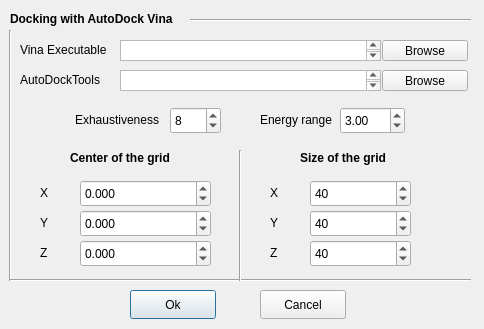
Above: GUI/dockVina/dockvinadialog.ui from IFMlab/ChemFlow before the change. Below: the same form after it.
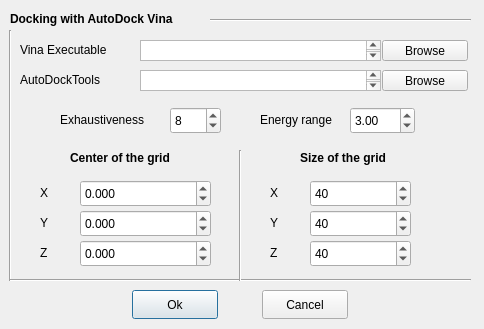
That is the form after the change.

Diff of the .ui file:
```diff
--- a/GUI/dockVina/dockvinadialog.ui
+++ b/GUI/dockVina/dockvinadialog.ui
@@ -16,9 +16,9 @@
   <widget class="Line" name="line">
    <property name="geometry">
     <rect>
-     <x>190</x>
+     <x>210</x>
      <y>10</y>
-     <width>281</width>
+     <width>261</width>
      <height>20</height>
     </rect>
    </property>
@@ -29,7 +29,7 @@
   <widget class="QPushButton" name="pushButton_ok">
    <property name="geometry">
     <rect>
-     <x>130</x>
+     <x>132</x>
      <y>290</y>
      <width>86</width>
      <height>29</height>
@@ -57,7 +57,7 @@
     <rect>
      <x>10</x>
      <y>10</y>
-     <width>181</width>
+     <width>201</width>
      <height>17</height>
     </rect>
    </property>
@@ -87,7 +87,7 @@
   <widget class="QPushButton" name="pushButton_cancel">
    <property name="geometry">
     <rect>
-     <x>260</x>
+     <x>262</x>
      <y>290</y>
      <width>86</width>
      <height>29</height>
@@ -115,7 +115,7 @@
     <rect>
      <x>20</x>
      <y>40</y>
-     <width>91</width>
+     <width>121</width>
      <height>20</height>
     </rect>
    </property>
@@ -126,9 +126,9 @@
   <widget class="QTextBrowser" name="textBrowser_vinaExec">
    <property name="geometry">
     <rect>
-     <x>120</x>
+     <x>140</x>
      <y>40</y>
-     <width>261</width>
+     <width>241</width>
      <height>21</height>
     </rect>
    </property>
@@ -291,7 +291,7 @@
     <rect>
      <x>20</x>
      <y>70</y>
-     <width>91</width>
+     <width>121</width>
      <height>20</height>
     </rect>
    </property>
@@ -318,9 +318,9 @@
   <widget class="QTextBrowser" name="textBrowser_adtFolder">
    <property name="geometry">
     <rect>
-     <x>120</x>
+     <x>140</x>
      <y>70</y>
-     <width>261</width>
+     <width>241</width>
      <height>21</height>
     </rect>
    </property>
@@ -338,7 +338,7 @@
     <rect>
      <x>70</x>
      <y>148</y>
-     <width>111</width>
+     <width>131</width>
      <height>20</height>
     </rect>
    </property>
@@ -357,7 +357,7 @@
     <rect>
      <x>300</x>
      <y>148</y>
-     <width>101</width>
+     <width>121</width>
      <height>20</height>
     </rect>
    </property>
@@ -431,9 +431,9 @@
   <widget class="QLabel" name="label_10">
    <property name="geometry">
     <rect>
-     <x>75</x>
+     <x>60</x>
      <y>110</y>
-     <width>91</width>
+     <width>111</width>
      <height>20</height>
     </rect>
    </property>
@@ -460,7 +460,7 @@
   <widget class="QDoubleSpinBox" name="doubleSpinBox_energyRange">
    <property name="geometry">
     <rect>
-     <x>340</x>
+     <x>350</x>
      <y>107</y>
      <width>65</width>
      <height>27</height>
```
